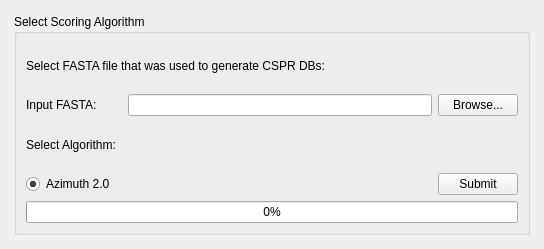
TrinhLab/CASPERapp, file scoring_window.ui: the form before one commit.
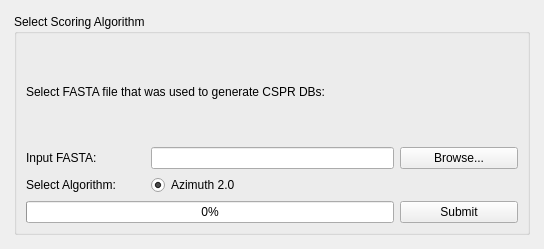
The form after the commit.

Commit message: Updated scoring window ui

Diff of the .ui file:
```diff
--- a/scoring_window.ui
+++ b/scoring_window.ui
@@ -105,15 +105,14 @@
          </property>
         </widget>
        </item>
-       <item row="1" column="2">
-        <widget class="QLineEdit" name="fasta_edit">
-         <property name="readOnly">
-          <bool>true</bool>
-         </property>
-        </widget>
-       </item>
        <item row="1" column="0">
         <widget class="QLabel" name="fasta_label">
+         <property name="sizePolicy">
+          <sizepolicy hsizetype="Minimum" vsizetype="Preferred">
+           <horstretch>0</horstretch>
+           <verstretch>0</verstretch>
+          </sizepolicy>
+         </property>
          <property name="toolTip">
           <string>&lt;html&gt;&lt;head/&gt;&lt;body&gt;&lt;p&gt;CASPER needs to find an algorithm-specific amount of padding around each gRNA in order to score them. Please provide the same FASTA/FNA file that was used to make the CSPR DB.&lt;/p&gt;&lt;/body&gt;&lt;/html&gt;</string>
          </property>
@@ -122,14 +121,7 @@
          </property>
         </widget>
        </item>
-       <item row="4" column="0" colspan="4">
-        <widget class="QProgressBar" name="progressBar">
-         <property name="value">
-          <number>0</number>
-         </property>
-        </widget>
-       </item>
-       <item row="3" column="0">
+       <item row="2" column="1">
         <widget class="QRadioButton" name="azimuth_button">
          <property name="text">
           <string>Azimuth 2.0</string>
@@ -139,13 +131,27 @@
          </property>
         </widget>
        </item>
-       <item row="3" column="3">
+       <item row="4" column="0" colspan="3">
+        <widget class="QProgressBar" name="progressBar">
+         <property name="value">
+          <number>0</number>
+         </property>
+        </widget>
+       </item>
+       <item row="4" column="3">
         <widget class="QPushButton" name="submit_button">
          <property name="text">
           <string>Submit</string>
          </property>
         </widget>
        </item>
+       <item row="1" column="1" colspan="2">
+        <widget class="QLineEdit" name="fasta_edit">
+         <property name="readOnly">
+          <bool>true</bool>
+         </property>
+        </widget>
+       </item>
       </layout>
      </widget>
     </item>
```
